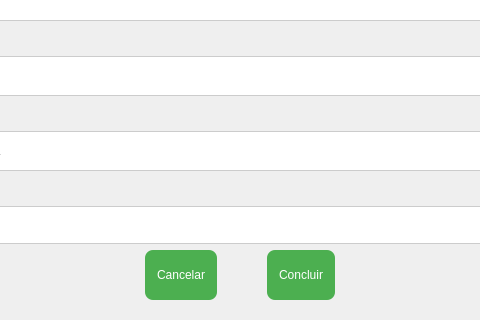
This is App/view/ui/registerEmployee.ui in Senac-SOR-ADS/Gerenciamento-Escolar as Qt 5 draws it before an edit; both pictures show x 117 to 597 and y 281 to 601 of the 714 by 601 pixel window. The edited form follows.
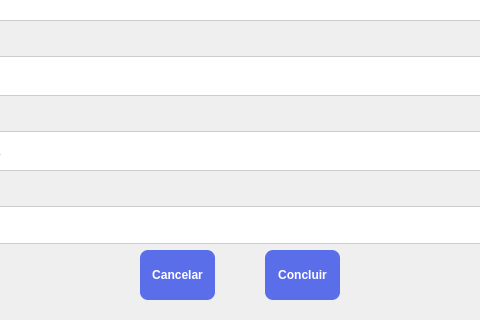
This is the edited form. Icons and pictures are not drawn.

Diff of the .ui file:
```diff
--- a/App/view/ui/registerEmployee.ui
+++ b/App/view/ui/registerEmployee.ui
@@ -50,12 +50,12 @@
 }
 
 QPushButton {
-    background-color: #4CAF50;
+	font: bold;
+    background-color: #5B6EE9;
     color: white;
     border-radius: 8px;
     padding: 6px 12px;
 }
-
 QPushButton:hover {
     background-color: #45a049;
 }
@@ -206,7 +206,7 @@
          <widget class="QPushButton" name="btn_cancelar">
           <property name="minimumSize">
            <size>
-            <width>0</width>
+            <width>75</width>
             <height>50</height>
            </size>
           </property>
@@ -225,10 +225,16 @@
          <widget class="QPushButton" name="btn_concluir">
           <property name="minimumSize">
            <size>
-            <width>0</width>
+            <width>75</width>
             <height>50</height>
            </size>
           </property>
+          <property name="maximumSize">
+           <size>
+            <width>16777215</width>
+            <height>16777215</height>
+           </size>
+          </property>
           <property name="text">
            <string>Concluir</string>
           </property>
```
Left out of the diff: 6 changed lines with no effect on the pictures.
